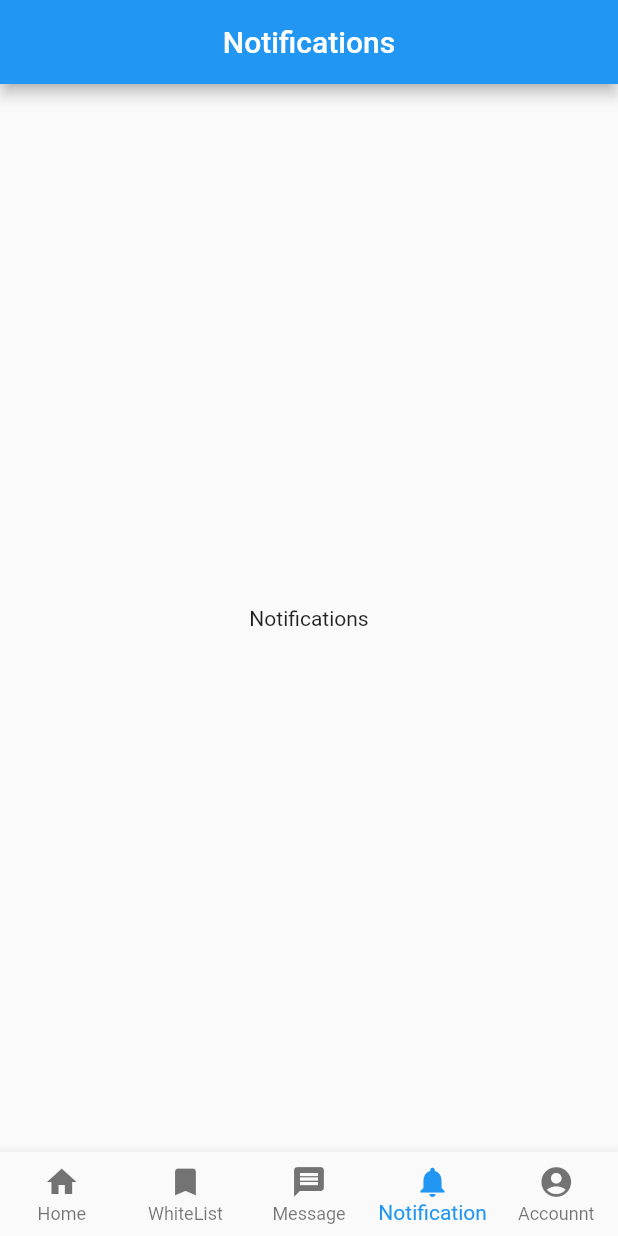
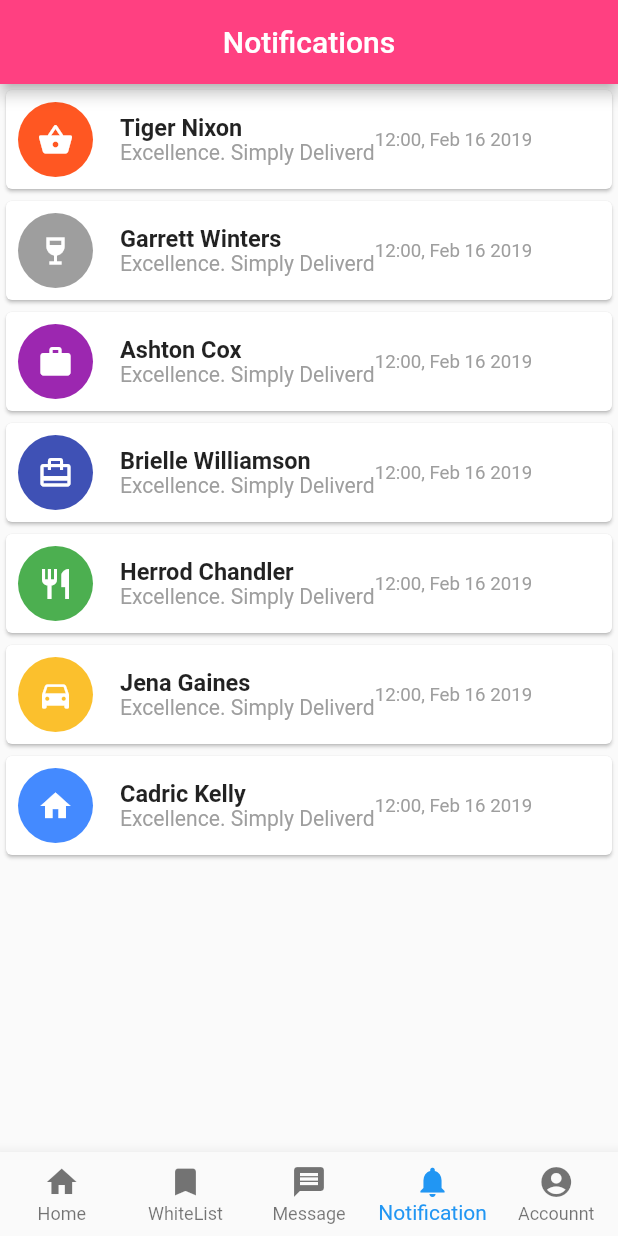
Before and after one commit to Hossam52/listar_flux, a Flutter app: the screen it shows after launch, item 4 of the bottom bar chosen, on a phone screen of 412 x 824 dp. Run offline on Flutter 3.47's test engine with Material 2 defaults, Android fonts, the phone set to English and light mode, and no system bars.

Commit message:
Update notification.dart

```diff
--- a/lib/screens/notification.dart
+++ b/lib/screens/notification.dart
@@ -1,13 +1,72 @@
 import 'package:flutter/material.dart';
-
-class Notifications extends StatelessWidget{
+final KTextStyle=TextStyle(fontSize: 15.7,fontWeight: FontWeight.bold);
+class Notifications extends StatelessWidget
+{
+  //list of items
+  List<DetailsNotification>listOfDetails=[
+DetailsNotification(icon: Icons.shopping_basket,title: 'Tiger Nixon',color: Colors.deepOrange
+,),
+DetailsNotification(icon: Icons.wine_bar,title: 'Garrett Winters',color: Colors.grey,),
+DetailsNotification(icon: Icons.work,title: 'Ashton Cox',color: Colors.purple,),
+DetailsNotification(icon: Icons.card_travel,title: 'Brielle Williamson',color: Colors.indigo,),
+DetailsNotification(icon: Icons.restaurant,title: 'Herrod Chandler',color: Colors.green,),
+DetailsNotification(icon: Icons.directions_car,title: 'Jena Gaines',color: Colors.yellow[700]),
+DetailsNotification(icon: Icons.home,title: 'Cadric Kelly',color: Colors.blueAccent),
+  ];
   @override
   Widget build(BuildContext context) {
    return Scaffold( appBar:AppBar(
        centerTitle:true,
+       backgroundColor: Colors.pinkAccent,
        title: Text("Notifications"),
      ),
-     body:Center(child:Text("Notifications"))
+     body:ListView.builder(itemCount: listOfDetails.length,itemBuilder: (ctx,i)
+     {
+       return NotificationItem(listOfDetails[i]);
+
+     }),
    );
   }
 }
+class DetailsNotification
+{
+ final String title;
+ final String subtitle;
+ final Color color;
+ final IconData icon;
+ final String data;
+ DetailsNotification({this.color,this.data='12:00, Feb 16 2019',this.icon,this.subtitle='Excellence. Simply Deliverd',this.title});
+}
+//widgetItem
+class NotificationItem extends StatelessWidget {
+final DetailsNotification detailsNotification;
+NotificationItem(this.detailsNotification);
+  @override
+  Widget build(BuildContext context) {
+    return Card(
+        child: Row(children: [
+         Padding(
+           padding: const EdgeInsets.all(8.0),
+           child: CircleAvatar(child: Icon(detailsNotification.icon,color: Colors.white,),backgroundColor: detailsNotification.color,
+            radius: 25,
+            ),
+         ),
+         SizedBox(width: 10,),
+          Column(crossAxisAlignment: CrossAxisAlignment.start,
+            children:
+          [
+            Text(detailsNotification.title,style:
+          KTextStyle),
+            Text(detailsNotification.subtitle,style: TextStyle(fontSize: 14.1,
+            color: Colors.grey,
+            ),),
+
+          ]),
+          //Spacer(),
+          Container(width: 105,child: FittedBox(child: Text(detailsNotification.data,style: TextStyle(color: Colors.grey),))),
+        ],),
+
+
+    );
+  }
+}
```
